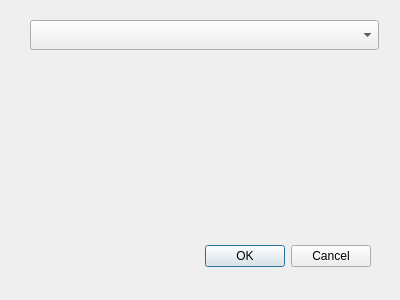
Before: the Qt Designer form mantidimaging/gui/ui/alg_dialog.ui in mantidproject/mantidimaging, drawn with Qt 5.
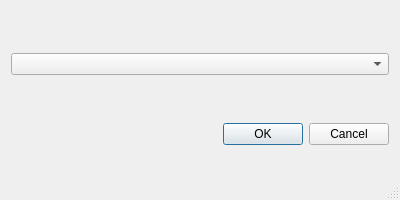
After: the same form once the commit is applied.

Commit message:
Tidy algorithm/filter dialog
Re #93

The edit to the form file:
```diff
--- a/mantidimaging/gui/ui/alg_dialog.ui
+++ b/mantidimaging/gui/ui/alg_dialog.ui
@@ -7,21 +7,30 @@
     <x>0</x>
     <y>0</y>
     <width>400</width>
-    <height>300</height>
+    <height>200</height>
    </rect>
   </property>
+  <property name="minimumSize">
+   <size>
+    <width>300</width>
+    <height>150</height>
+   </size>
+  </property>
   <property name="windowTitle">
    <string>Dialog</string>
   </property>
+  <property name="sizeGripEnabled">
+   <bool>true</bool>
+  </property>
+  <layout class="QVBoxLayout" name="verticalLayout">
+   <item>
+    <widget class="QComboBox" name="stackNames"/>
+   </item>
+   <item>
+    <layout class="QFormLayout" name="formLayout"/>
+   </item>
+   <item>
   <widget class="QDialogButtonBox" name="buttonBox">
-   <property name="geometry">
-    <rect>
-     <x>30</x>
-     <y>240</y>
-     <width>341</width>
-     <height>32</height>
-    </rect>
-   </property>
    <property name="orientation">
     <enum>Qt::Horizontal</enum>
    </property>
@@ -29,27 +38,8 @@
     <set>QDialogButtonBox::Cancel|QDialogButtonBox::Ok</set>
    </property>
   </widget>
-  <widget class="QComboBox" name="stackNames">
-   <property name="geometry">
-    <rect>
-     <x>30</x>
-     <y>20</y>
-     <width>349</width>
-     <height>30</height>
-    </rect>
-   </property>
-  </widget>
-  <widget class="QWidget" name="formLayoutWidget">
-   <property name="geometry">
-    <rect>
-     <x>40</x>
-     <y>60</y>
-     <width>331</width>
-     <height>171</height>
-    </rect>
-   </property>
-   <layout class="QFormLayout" name="formLayout"/>
-  </widget>
+   </item>
+  </layout>
  </widget>
  <resources/>
  <connections>
```
Lines whose indentation alone changed are shown as unchanged.
